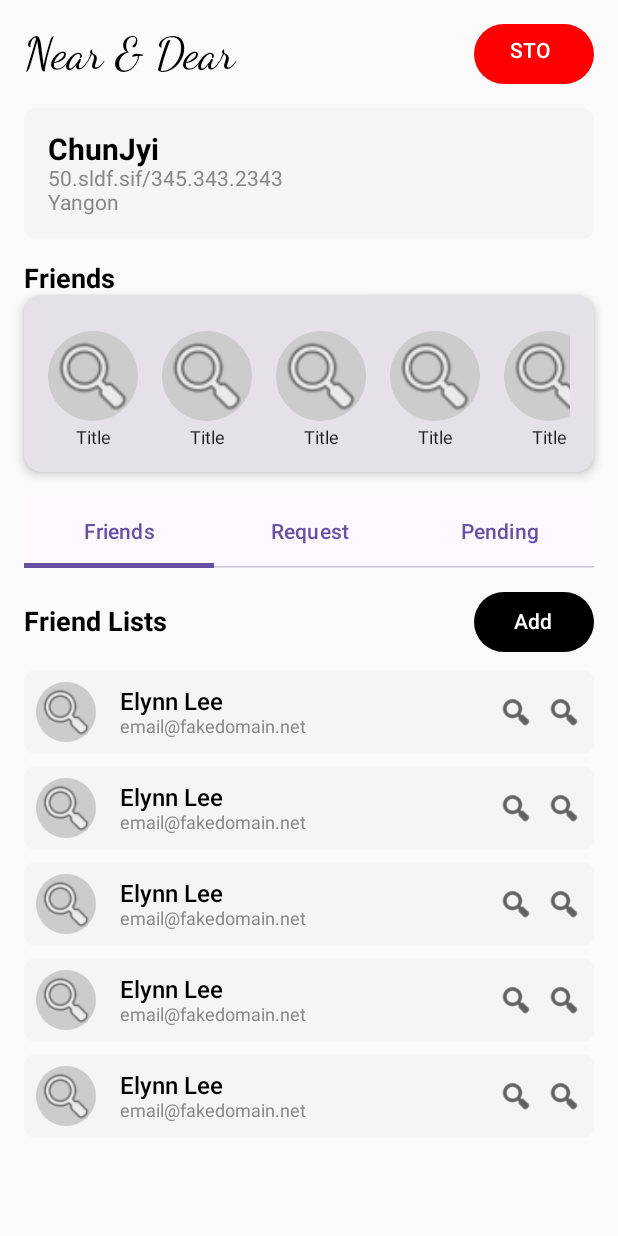
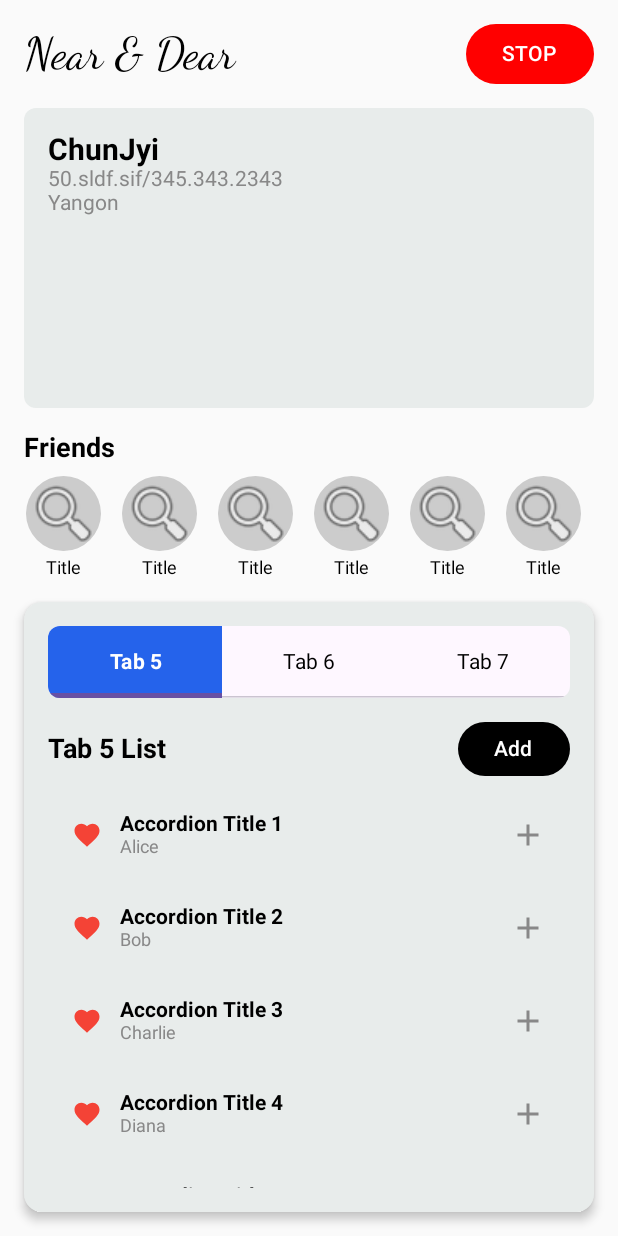
Before and after one commit to chunJyi/NearAndDear_Kotlin_V1, an Android app built with Jetpack Compose: the screen it shows after launch (MainActivity), on a phone screen of 412 x 824 dp. Run offline under Robolectric (Android 15) with nearby library versions, the light colour scheme and no system bars; libraries missing offline, so code that uses them is left out: io.github.jan.supabase; 1 statement that could not run was skipped.

Commit message:
UI Improvement

```diff
--- a/app/src/main/java/com/tc/nearanddear/model/LoginUser.kt
+++ b/app/src/main/java/com/tc/nearanddear/model/LoginUser.kt
@@ -11,7 +11,10 @@ data class LoginUser(
     val avatar_url: String,
     val location_model: LocationModel,
     val userID: String,
-    val updated_at: String
+    val updated_at: String,
+    val friendList: List<FriendModel> // Only stores userIDs
+
+
 )
 
 @Serializable
@@ -19,3 +22,19 @@ data class LocationModel(
     val latitude: Double,
     val longitude: Double
 )
+
+@Serializable
+data class FriendModel(
+    val userID: String,
+    val userName: String,
+    val state: State
+)
+
+@Serializable
+enum class State {
+    FRIEND,
+    REQUEST,
+    PENDING
+}
+
+// Friend Details
--- a/app/src/main/java/com/tc/nearanddear/services/AuthService.kt
+++ b/app/src/main/java/com/tc/nearanddear/services/AuthService.kt
@@ -76,7 +76,10 @@ object AuthService {
                 email = email,
                 avatar_url = avatarUrl,
                 location_model = LocationModel(0.0, 0.0),
-                updated_at = updatedAt
+                updated_at = updatedAt,
+                id = 34,
+                created_at ="lskdfskdfk",
+                friendList = TODO()
             )
 
             val existingUsers = client.from("loginUser")
--- a/app/src/main/java/com/tc/nearanddear/ui/screens/HomeScreen.kt
+++ b/app/src/main/java/com/tc/nearanddear/ui/screens/HomeScreen.kt
@@ -1,33 +1,37 @@
 package com.tc.nearanddear.ui.screens
 
-import androidx.compose.foundation.Image
-import androidx.compose.foundation.background
-import androidx.compose.foundation.horizontalScroll
+import androidx.compose.foundation.*
 import androidx.compose.foundation.layout.*
 import androidx.compose.foundation.lazy.LazyColumn
-import androidx.compose.foundation.rememberScrollState
+import androidx.compose.foundation.lazy.itemsIndexed
 import androidx.compose.foundation.shape.CircleShape
 import androidx.compose.foundation.shape.RoundedCornerShape
+import androidx.compose.material.icons.Icons
+import androidx.compose.material.icons.filled.*
 import androidx.compose.material3.*
 import androidx.compose.runtime.*
-import androidx.compose.ui.Alignment
+import androidx.compose.ui.*
 import androidx.compose.ui.Modifier
 import androidx.compose.ui.draw.clip
 import androidx.compose.ui.graphics.Color
 import androidx.compose.ui.res.painterResource
-import androidx.compose.ui.text.font.FontFamily
-import androidx.compose.ui.text.font.FontWeight
+import androidx.compose.ui.text.font.*
 import androidx.compose.ui.unit.dp
 import androidx.compose.ui.unit.sp
+import com.tc.nearanddear.model.FriendModel
+import com.tc.nearanddear.model.LocationModel
+import com.tc.nearanddear.model.LoginUser
+import com.tc.nearanddear.model.State
 
 @Composable
 fun HomeScreen() {
     val selectedTab = remember { mutableStateOf(0) }
-    val tabItems = listOf("Friends", "Request", "Pending")
+    val tabItems = listOf("Tab 5", "Tab 6", "Tab 7") // Updated to match the image
 
     Column(
         modifier = Modifier
             .fillMaxSize()
+            .verticalScroll(rememberScrollState())
             .padding(16.dp)
     ) {
         Header()
@@ -36,11 +40,34 @@ fun HomeScreen() {
         Spacer(modifier = Modifier.height(16.dp))
         FriendsStoryRow()
         Spacer(modifier = Modifier.height(16.dp))
-        FriendsTabs(tabItems, selectedTab.value) { selectedTab.value = it }
-        Spacer(modifier = Modifier.height(16.dp))
-        FriendListHeader()
-        Spacer(modifier = Modifier.height(8.dp))
-        FriendList()
+
+        Card(
+            modifier = Modifier
+                .fillMaxWidth()
+                .weight(1f),
+            shape = RoundedCornerShape(12.dp),
+            colors = CardDefaults.cardColors(containerColor = Color(0xFFE8ECEB)),
+            elevation = CardDefaults.cardElevation(4.dp)
+        ) {
+            Column(
+                modifier = Modifier
+                    .fillMaxSize()
+                    .padding(16.dp)
+            ) {
+                FriendsTabs(tabItems, selectedTab.value) { selectedTab.value = it }
+                Spacer(modifier = Modifier.height(16.dp))
+                FriendListHeader(tabItems[selectedTab.value])
+                Spacer(modifier = Modifier.height(8.dp))
+                Box(modifier = Modifier.fillMaxSize()) {
+                    when (selectedTab.value) {
+                        0 -> FriendList(loginUser.friendList.filter { it.state == State.FRIEND })
+                        1 -> FriendList(loginUser.friendList.filter { it.state == State.REQUEST })
+                        2 -> FriendList(loginUser.friendList.filter { it.state == State.PENDING })
+                    }
+                }
+            }
+        }
+
     }
 }
 
@@ -58,14 +85,12 @@ fun Header() {
             fontFamily = FontFamily.Cursive
         )
         Button(
-            onClick = { /* Handle STOP action */ },
+            onClick = { /* Handle STOP */ },
             colors = ButtonDefaults.buttonColors(
                 containerColor = Color.Red,
                 contentColor = Color.White
             ),
-            modifier = Modifier
-                .height(40.dp)
-                .width(80.dp)
+            modifier = Modifier.height(40.dp)
         ) {
             Text("STOP", fontSize = 14.sp)
         }
@@ -75,9 +100,9 @@ fun Header() {
 @Composable
 fun UserProfile() {
     Card(
-        modifier = Modifier.fillMaxWidth(),
+        modifier = Modifier.fillMaxWidth().height(200.dp),
         shape = RoundedCornerShape(8.dp),
-        colors = CardDefaults.cardColors(containerColor = Color(0xFFF5F5F5))
+        colors = CardDefaults.cardColors(containerColor = Color(0xFFE8ECEB))
     ) {
         Column(modifier = Modifier.padding(16.dp)) {
             Text("ChunJyi", fontSize = 20.sp, fontWeight = FontWeight.Bold)
@@ -89,65 +114,23 @@ fun UserProfile() {
 
 @Composable
 fun FriendsStoryRow() {
-    Text("Friends", fontSize = 18.sp, fontWeight = FontWeight.Bold)
-
-    Card(
-        modifier = Modifier
-            .fillMaxWidth(),
-        elevation = CardDefaults.cardElevation(defaultElevation = 4.dp),
-        shape = RoundedCornerShape(12.dp)
-    ) {
-        Column(modifier = Modifier.padding(16.dp)) {
-            Spacer(modifier = Modifier.height(8.dp))
-            Row(
-                modifier = Modifier
-                    .horizontalScroll(rememberScrollState())
-                    .fillMaxWidth()
-            ) {
-                repeat(6) {
-                    Column(
-                        horizontalAlignment = Alignment.CenterHorizontally,
-                        modifier = Modifier.padding(end = 16.dp)
-                    ) {
-                        Box(
-                            modifier = Modifier
-                                .size(60.dp)
-                                .clip(CircleShape)
-                                .background(Color.LightGray)
-                        ) {
-                            Image(
-                                painter = painterResource(id = android.R.drawable.ic_menu_search),
-                                contentDescription = "Avatar",
-                                modifier = Modifier.fillMaxSize()
-                            )
-                        }
-                        Text("Title", fontSize = 12.sp, modifier = Modifier.padding(top = 4.dp))
-                    }
-                }
-            }
-        }
-    }
-}
-
-
-@Composable
-fun FriendsStoryRowOld() {
-    Column {
+    Column(modifier = Modifier.fillMaxWidth()) {
         Text("Friends", fontSize = 18.sp, fontWeight = FontWeight.Bold)
         Spacer(modifier = Modifier.height(8.dp))
         Row(
             modifier = Modifier
                 .horizontalScroll(rememberScrollState())
                 .fillMaxWidth()
+                .padding(horizontal = 1.dp)
         ) {
             repeat(6) {
                 Column(
                     horizontalAlignment = Alignment.CenterHorizontally,
-                    modifier = Modifier.padding(end = 16.dp)
+                    modifier = Modifier.padding(end = 14.dp)
                 ) {
                     Box(
                         modifier = Modifier
-                            .size(60.dp)
+                            .size(50.dp)
                             .clip(CircleShape)
                             .background(Color.LightGray)
                     ) {
@@ -166,34 +149,51 @@ fun FriendsStoryRowOld() {
 
 @Composable
 fun FriendsTabs(tabs: List<String>, selectedTab: Int, onTabSelected: (Int) -> Unit) {
-    TabRow(selectedTabIndex = selectedTab) {
+    TabRow(
+        selectedTabIndex = selectedTab,
+        modifier = Modifier
+            .clip(RoundedCornerShape(8.dp))
+            .background(Color(0xFFE8ECEB)),
+        contentColor = Color.Black
+    ) {
         tabs.forEachIndexed { index, title ->
             Tab(
                 selected = selectedTab == index,
                 onClick = { onTabSelected(index) },
-                text = { Text(title) }
+                modifier = if (selectedTab == index) {
+                    Modifier
+                        .background(Color(0xFF2563EB))
+                        .clip(RoundedCornerShape(8.dp))
+                } else {
+                    Modifier
+                },
+                text = {
+                    Text(
+                        title,
+                        color = if (selectedTab == index) Color.White else Color.Black,
+                        fontWeight = if (selectedTab == index) FontWeight.Bold else FontWeight.Normal
+                    )
+                }
             )
         }
     }
 }
 
 @Composable
-fun FriendListHeader() {
+fun FriendListHeader(title: String) {
     Row(
         modifier = Modifier.fillMaxWidth(),
         horizontalArrangement = Arrangement.SpaceBetween,
         verticalAlignment = Alignment.CenterVertically
     ) {
-        Text("Friend Lists", fontSize = 18.sp, fontWeight = FontWeight.Bold)
+        Text("$title List", fontSize = 18.sp, fontWeight = FontWeight.Bold)
         Button(
-            onClick = { /* Handle Add action */ },
+            onClick = { /* Add action */ },
             colors = ButtonDefaults.buttonColors(
                 containerColor = Color.Black,
                 contentColor = Color.White
             ),
-            modifier = Modifier
-                .height(40.dp)
-                .width(80.dp)
+            modifier = Modifier.height(36.dp)
         ) {
             Text("Add", fontSize = 14.sp)
         }
@@ -201,58 +201,98 @@ fun FriendListHeader() {
 }
 
 @Composable
-fun FriendList() {
+fun FriendList(friends: List<FriendModel>) {
+    var expandedIndex by remember { mutableStateOf(-1) }
+
     LazyColumn {
-        items(5) {
-            FriendItem()
+        itemsIndexed(friends) { index, item ->
+            val isExpanded = expandedIndex == index
+            Column(
+                modifier = Modifier
+                    .fillMaxWidth()
+                    .clickable { expandedIndex = if (isExpanded) -1 else index }
+                    .padding(16.dp)
+            ) {
+                Row(verticalAlignment = Alignment.CenterVertically) {
+                    Icon(
+                        imageVector = when (item.state) {
+                            State.FRIEND -> Icons.Default.Favorite
+                            State.REQUEST -> Icons.Default.Star
+                            State.PENDING -> Icons.Default.Star
+                            else -> Icons.Default.Person
+                        },
+                        contentDescription = null,
+                        tint = when (item.state) {
+                            State.FRIEND -> Color(0xFFF44336) // Red heart
+                            State.REQUEST -> Color(0xFFFFA000) // Yellow star
+                            State.PENDING -> Color(0xFF2563EB) // Blue circle
+                            else -> Color.Gray
+                        },
+                        modifier = Modifier.size(20.dp)
+                    )
+                    Spacer(modifier = Modifier.width(12.dp))
+                    Column(modifier = Modifier.weight(1f)) {
+                        Text(
+                            "Accordion Title ${index + 1}",
+                            fontWeight = FontWeight.Bold
+                        ) // Matches image
+                        Text(item.userName, fontSize = 12.sp, color = Color.Gray)
+                    }
+                    Icon(
+                        imageVector = if (isExpanded) Icons.Default.ArrowDropDown else Icons.Default.Add,
+                        contentDescription = null,
+                        tint = Color.Gray
+                    )
+                }
+
+                if (isExpanded) {
+                    Spacer(modifier = Modifier.height(8.dp))
+                    Text(
+                        "Extra actions or details here...",
+                        fontSize = 13.sp,
+                        color = Color.DarkGray
+                    )
+                }
+            }
         }
     }
 }
 
-@Composable
-fun FriendItem() {
-    Card(
-        modifier = Modifier
-            .fillMaxWidth()
-            .padding(vertical = 4.dp),
-        shape = RoundedCornerShape(8.dp),
-        colors = CardDefaults.cardColors(containerColor = Color(0xFFF5F5F5))
-    ) {
-        Row(
-            modifier = Modifier
-                .fillMaxWidth()
-                .padding(8.dp),
-            verticalAlignment = Alignment.CenterVertically
-        ) {
-            Box(
-                modifier = Modifier
-                    .size(40.dp)
-                    .clip(CircleShape)
-                    .background(Color.LightGray)
-            ) {
-                Image(
-                    painter = painterResource(id = android.R.drawable.ic_menu_search),
-                    contentDescription = "Friend Avatar",
-                    modifier = Modifier.fillMaxSize()
-                )
-            }
-            Spacer(modifier = Modifier.width(16.dp))
-            Column {
-                Text("Elynn Lee", fontSize = 16.sp, fontWeight = FontWeight.Medium)
-                Text("email@fakedomain.net", fontSize = 12.sp, color = Color.Gray)
-            }
-            Spacer(modifier = Modifier.weight(1f))
-            Icon(
-                painter = painterResource(id = android.R.drawable.ic_menu_search),
-                contentDescription = "Like",
-                modifier = Modifier.size(24.dp)
-            )
-            Spacer(modifier = Modifier.width(8.dp))
-            Icon(
-                painter = painterResource(id = android.R.drawable.ic_menu_search),
-                contentDescription = "Chat",
-                modifier = Modifier.size(24.dp)
-            )
-        }
-    }
-}
+val friendDetailsList = listOf(
+    // FRIENDS (5)
+    FriendModel("uid_friend1", "Alice", State.FRIEND),
+    FriendModel("uid_friend2", "Bob", State.FRIEND),
+    FriendModel("uid_friend3", "Charlie", State.FRIEND),
+    FriendModel("uid_friend4", "Diana", State.FRIEND),
+    FriendModel("uid_friend5", "Ethan", State.FRIEND),
+
+    // REQUESTS (4)
+    FriendModel("uid_request1", "Fiona", State.REQUEST),
+    FriendModel("uid_request2", "George", State.REQUEST),
+    FriendModel("uid_request3", "Hannah", State.REQUEST),
+    FriendModel("uid_request4", "Ivan", State.REQUEST),
+
+    // PENDING (10)
+    FriendModel("uid_pending1", "Jack", State.PENDING),
+    FriendModel("uid_pending2", "Kara", State.PENDING),
+    FriendModel("uid_pending3", "Leo", State.PENDING),
+    FriendModel("uid_pending4", "Maya", State.PENDING),
+    FriendModel("uid_pending5", "Nina", State.PENDING),
+    FriendModel("uid_pending6", "Oscar", State.PENDING),
+    FriendModel("uid_pending7", "Pia", State.PENDING),
+    FriendModel("uid_pending8", "Quinn", State.PENDING),
+    FriendModel("uid_pending9", "Ravi", State.PENDING),
+    FriendModel("uid_pending10", "Sasha", State.PENDING)
+)
+
+val loginUser = LoginUser(
+    id = 1L,
+    created_at = "2025-04-12T10:00:00Z",
+    name = "Test User",
+    email = "testuser@example.com",
+    avatar_url = "https://example.com/avatar/testuser.jpg",
+    location_model = LocationModel(12.9716, 77.5946),
+    userID = "uid_testuser",
+    updated_at = "2025-04-12T12:00:00Z",
+    friendList = friendDetailsList
+)
--- a/gradle/libs.versions.toml
+++ b/gradle/libs.versions.toml
@@ -8,6 +8,7 @@ espressoCore = "3.6.1"
 lifecycleRuntimeKtx = "2.8.7"
 activityCompose = "1.10.1"
 composeBom = "2024.09.00"
+material3 = "5.6.8"
 
 [libraries]
 androidx-core-ktx = { group = "androidx.core", name = "core-ktx", version.ref = "coreKtx" }
@@ -24,6 +25,7 @@ androidx-ui-tooling-preview = { group = "androidx.compose.ui", name = "ui-toolin
 androidx-ui-test-manifest = { group = "androidx.compose.ui", name = "ui-test-manifest" }
 androidx-ui-test-junit4 = { group = "androidx.compose.ui", name = "ui-test-junit4" }
 androidx-material3 = { group = "androidx.compose.material3", name = "material3" }
+material3 = { module = "androidx.compose.material3:material3", version.ref = "material3" }
 
 [plugins]
 android-application = { id = "com.android.application", version.ref = "agp" }
```
